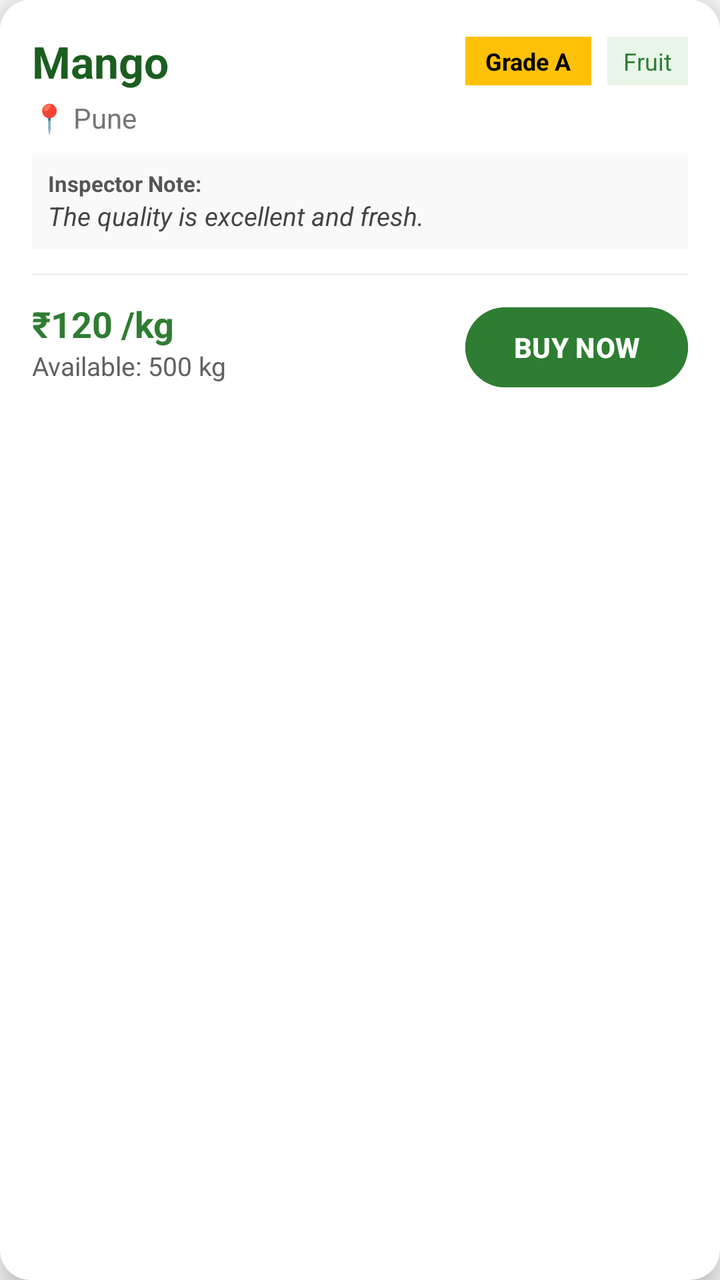
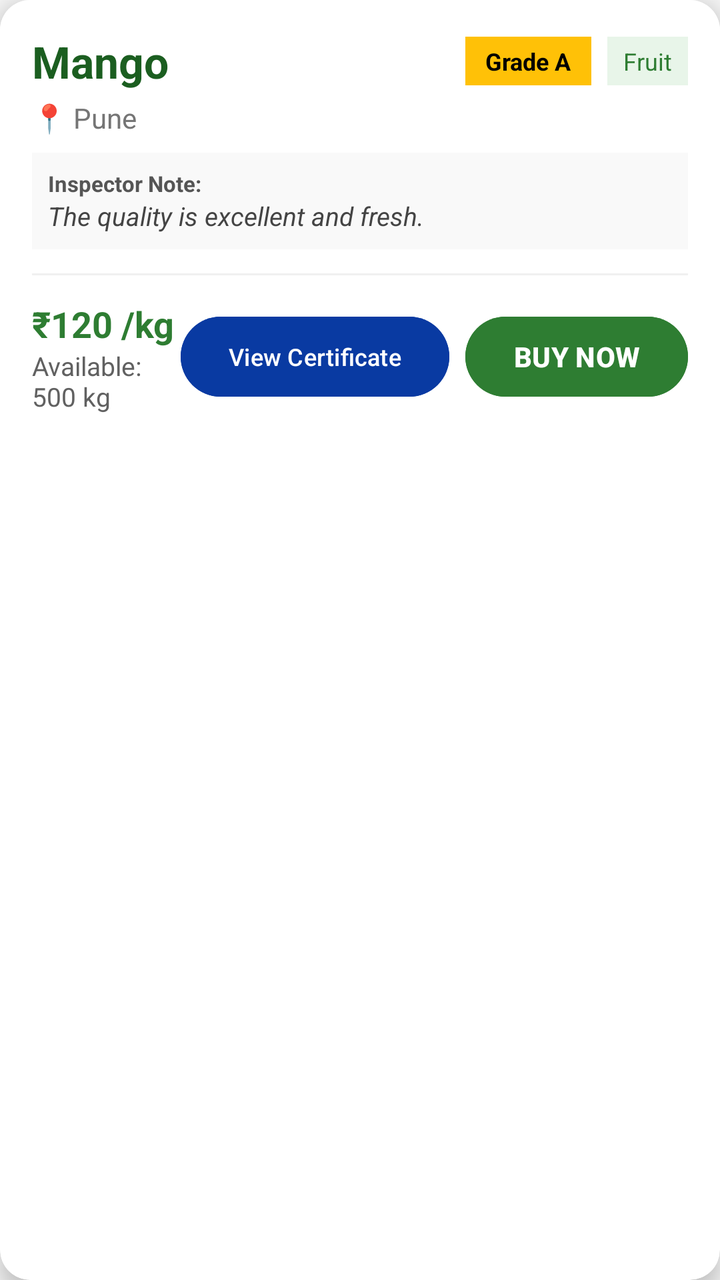

An Android layout rendered at two revisions. The XML below is the earlier revision; the diff shows what the commit changed to produce the second picture.
<!-- AndroidManifest.xml: application theme Theme.AgriConnect -->
<!-- res/layout/item_market.xml -->
<?xml version="1.0" encoding="utf-8"?>
<androidx.cardview.widget.CardView
    xmlns:android="http://schemas.android.com/apk/res/android"
    xmlns:app="http://schemas.android.com/apk/res-auto"
    android:layout_width="match_parent"
    android:layout_height="wrap_content"
    android:layout_margin="10dp"
    app:cardCornerRadius="15dp"
    app:cardElevation="6dp">

    <LinearLayout
        android:layout_width="match_parent"
        android:layout_height="wrap_content"
        android:orientation="vertical"
        android:padding="16dp"
        android:background="#FFFFFF">

        <LinearLayout
            android:layout_width="match_parent"
            android:layout_height="wrap_content"
            android:orientation="horizontal"
            android:gravity="center_vertical">

            <TextView
                android:id="@+id/tvMarketCropName"
                android:layout_width="0dp"
                android:layout_height="wrap_content"
                android:layout_weight="1"
                android:text="Mango"
                android:textColor="#1B5E20"
                android:textSize="22sp"
                android:textStyle="bold" />

            <TextView
                android:id="@+id/tvMarketGrade"
                android:layout_width="wrap_content"
                android:layout_height="wrap_content"
                android:background="#FFC107"
                android:paddingHorizontal="10dp"
                android:paddingVertical="4dp"
                android:text="Grade A"
                android:textColor="#000000"
                android:textStyle="bold"
                android:layout_marginEnd="8dp"
                android:textSize="12sp" />

            <TextView
                android:id="@+id/tvMarketCategory"
                android:layout_width="wrap_content"
                android:layout_height="wrap_content"
                android:background="#E8F5E9"
                android:paddingHorizontal="8dp"
                android:paddingVertical="4dp"
                android:text="Fruit"
                android:textColor="#2E7D32"
                android:textSize="12sp" />
        </LinearLayout>

        <TextView
            android:id="@+id/tvMarketLocation"
            android:layout_width="wrap_content"
            android:layout_height="wrap_content"
            android:layout_marginTop="4dp"
            android:text="📍 Pune"
            android:textColor="#757575"
            android:textSize="14sp" />

        <LinearLayout
            android:layout_width="match_parent"
            android:layout_height="wrap_content"
            android:orientation="vertical"
            android:background="#F9F9F9"
            android:padding="8dp"
            android:layout_marginTop="8dp">

            <TextView
                android:layout_width="wrap_content"
                android:layout_height="wrap_content"
                android:text="Inspector Note:"
                android:textSize="11sp"
                android:textStyle="bold"
                android:textColor="#555555"/>

            <TextView
                android:id="@+id/tvMarketFeedback"
                android:layout_width="match_parent"
                android:layout_height="wrap_content"
                android:text="The quality is excellent and fresh."
                android:textColor="#444444"
                android:textSize="13sp"
                android:textStyle="italic" /> </LinearLayout>

        <View
            android:layout_width="match_parent"
            android:layout_height="1dp"
            android:layout_marginVertical="12dp"
            android:background="#F0F0F0" />

        <LinearLayout
            android:layout_width="match_parent"
            android:layout_height="wrap_content"
            android:orientation="horizontal">

            <LinearLayout
                android:layout_width="0dp"
                android:layout_height="wrap_content"
                android:layout_weight="1"
                android:orientation="vertical">

                <TextView
                    android:id="@+id/tvMarketPrice"
                    android:layout_width="wrap_content"
                    android:layout_height="wrap_content"
                    android:text="₹120 /kg"
                    android:textColor="#2E7D32"
                    android:textSize="18sp"
                    android:textStyle="bold" />

                <TextView
                    android:id="@+id/tvMarketQuantity"
                    android:layout_width="wrap_content"
                    android:layout_height="wrap_content"
                    android:text="Available: 500 kg"
                    android:textColor="#616161"
                    android:textSize="13sp" />
            </LinearLayout>

            <Button
                android:id="@+id/btnBuyNow"
                android:layout_width="wrap_content"
                android:layout_height="wrap_content"
                android:backgroundTint="#2E7D32"
                android:text="BUY NOW"
                android:textColor="#FFFFFF"
                android:textStyle="bold" />
        </LinearLayout>
    </LinearLayout>
</androidx.cardview.widget.CardView>
<!-- resources referenced by this layout -->
<resources>
  <style name="Theme.AgriConnect" parent="Theme.Material3.DayNight.NoActionBar">
  
          
          <item name="colorPrimary">@color/successGreen</item>
          <item name="colorOnPrimary">@color/white</item>
  
          
          <item name="colorSecondary">@color/greenAccent</item>
          <item name="colorOnSecondary">@color/white</item>
  
          
          <item name="android:colorBackground">@color/backgroundLight</item>
          <item name="colorSurface">@color/white</item>
  
          
          <item name="android:statusBarColor">@color/green</item>
  
      </style>
  <color name="successGreen">#388E3C</color>
  <color name="white">#FFFFFF</color>
  <color name="greenAccent">#66BB6A</color>
  <color name="backgroundLight">#F5F5F5</color>
  <color name="green">#4CAF50</color>
</resources>

<!-- the commit's change to res/layout/item_market.xml (unified diff, before → after) -->
@@ -88,7 +88,8 @@
                 android:text="The quality is excellent and fresh."
                 android:textColor="#444444"
                 android:textSize="13sp"
-                android:textStyle="italic" /> </LinearLayout>
+                android:textStyle="italic" />
+        </LinearLayout>
 
         <View
             android:layout_width="match_parent"
@@ -96,10 +97,12 @@
             android:layout_marginVertical="12dp"
             android:background="#F0F0F0" />
 
+        
         <LinearLayout
             android:layout_width="match_parent"
             android:layout_height="wrap_content"
-            android:orientation="horizontal">
+            android:orientation="horizontal"
+            android:gravity="center_vertical">
 
             <LinearLayout
                 android:layout_width="0dp"
@@ -126,6 +129,16 @@
             </LinearLayout>
 
             <Button
+                android:id="@+id/btnViewCertificate"
+                android:layout_width="wrap_content"
+                android:layout_height="wrap_content"
+                android:text="View Certificate"
+                android:textSize="12sp"
+                android:backgroundTint="#093AA2"
+                android:textColor="@android:color/white"
+                android:layout_marginEnd="8dp" />
+
+            <Button
                 android:id="@+id/btnBuyNow"
                 android:layout_width="wrap_content"
                 android:layout_height="wrap_content"
@@ -133,6 +146,9 @@
                 android:text="BUY NOW"
                 android:textColor="#FFFFFF"
                 android:textStyle="bold" />
+
         </LinearLayout>
+
     </LinearLayout>
+
 </androidx.cardview.widget.CardView>
